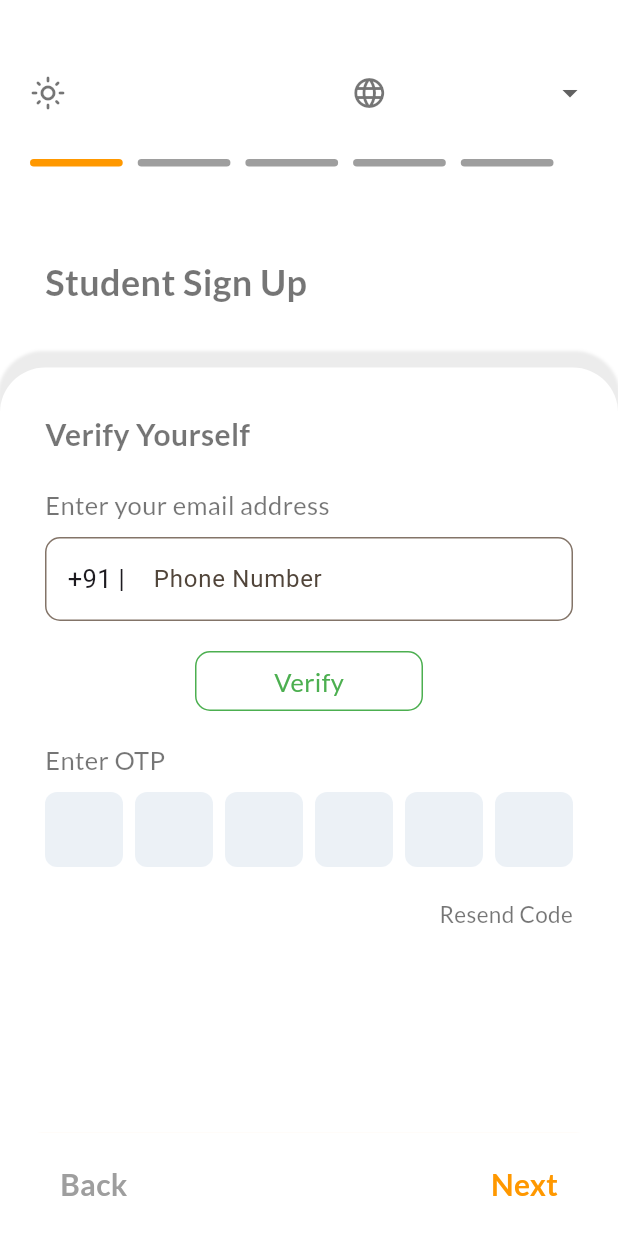
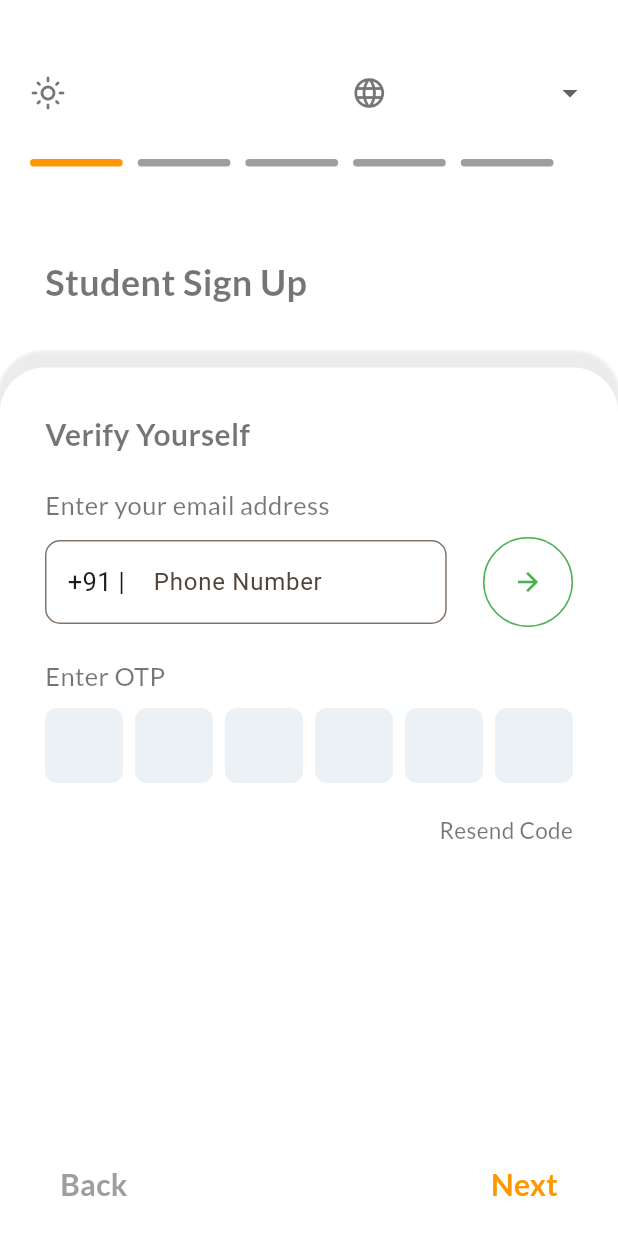
Before and after one commit to jainambarbhaya1509/VidyaVibhava, a Flutter app: the StudentSignUpScreen screen opened by its route, on a phone screen of 412 x 824 dp. Run offline on Flutter 3.47's test engine with Material 3 defaults, Android fonts, the light colour scheme and no system bars; drawn by our look-alikes of pinput; our stand-ins replace cloud_firestore, confetti, file_picker, firebase_auth, firebase_core, firebase_storage and 10 more; missing offline and left inert: google_gemini, googleapis, translator; accounts and stored records are empty; statements that could not run were skipped.

Commit message:
minor ui change

```diff
--- a/lib/main.dart
+++ b/lib/main.dart
@@ -60,8 +60,8 @@ class MyApp extends ConsumerWidget {
       debugShowCheckedModeBanner: false,
       title: 'Smart Education',
       theme: theme.isLightMode == true ? lightTheme : darkTheme,
-      // home: showHome ? const UserTypeScreen() : const StartScreen(),
-      home: const StudentScreen(),
+      home: showHome ? const UserTypeScreen() : const StartScreen(),
+      // home: const StudentScreen(),
       // home: const TeacherScreen(),
       routes: {
         'onboardingScreen': (context) => const StartScreen(),
--- a/lib/pages/signups/signup_pages/verify_yourself.dart
+++ b/lib/pages/signups/signup_pages/verify_yourself.dart
@@ -6,6 +6,7 @@ import 'package:final_project/widgets/app_text.dart';
 import 'package:flutter/material.dart';
 import 'package:flutter/services.dart';
 import 'package:flutter_riverpod/flutter_riverpod.dart';
+import 'package:googleapis/keep/v1.dart';
 import 'package:pinput/pinput.dart';
 
 import '../../../repository/authentication_repository.dart';
@@ -59,7 +60,12 @@ class _VerifyYourselfState extends ConsumerState<VerifyYourself> {
                   const SizedBox(
                     height: 10,
                   ),
-                  TextField(
+                  Row(
+                    mainAxisAlignment: MainAxisAlignment.spaceBetween,
+                    children: [
+                      SizedBox(
+                        width: MediaQuery.of(context).size.width * 0.65,
+                        child: TextField(
                           controller: teacherEmailController,
                           onChanged: (value) {
                             ref.read(teacherPersonalInfoProvider)['email'] = value;
@@ -75,10 +81,32 @@ class _VerifyYourselfState extends ConsumerState<VerifyYourself> {
                             LengthLimitingTextInputFormatter(100),
                           ],
                         ),
+                      ),
+                      Container(
+                        alignment: Alignment.center,
+                        height: 60,
+                        width: 60,
+                        decoration: BoxDecoration(
+                          border: Border.all(color: Colors.green),
+                          borderRadius: BorderRadius.circular(100),
+                        ),
+                        child: GeneralAppIcon(
+                            icon: Icons.arrow_forward_outlined,
+                            size: 20,
+                            color: Colors.green),
+                      ),
+                    ],
+                  ),
                 ] else ...[
-                  TextField(
+                  Row(
+                    mainAxisAlignment: MainAxisAlignment.spaceBetween,
+                    children: [
+                      SizedBox(
+                        width: MediaQuery.of(context).size.width * 0.65,
+                        child: TextField(
                           onChanged: (value) {
-                      ref.read(stuentPersonalInfoProvider)['phone'] = value;
+                            ref.read(stuentPersonalInfoProvider)['phone'] =
+                                value;
                           },
                           controller: studentPhoneController,
                           keyboardType: TextInputType.phone,
@@ -100,23 +128,23 @@ class _VerifyYourselfState extends ConsumerState<VerifyYourself> {
                             FilteringTextInputFormatter.digitsOnly
                           ],
                         ),
-                ],
-                // verify otp button
-                const SizedBox(
-                  height: 20,
                       ),
                       Container(
-                  margin: const EdgeInsets.symmetric(horizontal: 100),
                         alignment: Alignment.center,
-                  height: 40,
-                  width: double.infinity,
+                        height: 60,
+                        width: 60,
                         decoration: BoxDecoration(
                           border: Border.all(color: Colors.green),
-                    borderRadius: BorderRadius.circular(10),
+                          borderRadius: BorderRadius.circular(100),
                         ),
-                  child: PrimaryAppText(
-                      text: "Verify", size: 17, color: Colors.green),
+                        child: GeneralAppIcon(
+                            icon: Icons.arrow_forward_outlined,
+                            size: 20,
+                            color: Colors.green),
                       ),
+                    ],
+                  ),
+                ],
                 const SizedBox(
                   height: 20,
                 ),
```
Lines whose indentation alone changed are shown as unchanged.
